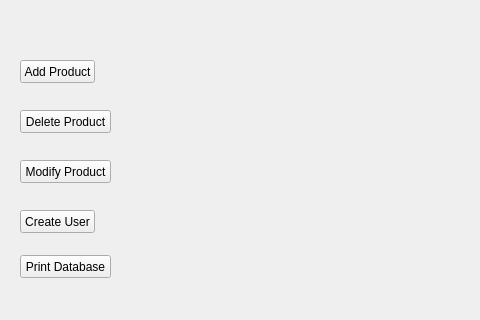
This is InvGUI/invmain.ui in scottoberman/CSUFDevs as Qt 5 draws it before an edit; both pictures show x 0 to 480 and y 0 to 320 of the 1377 by 692 pixel window. The edited form follows.
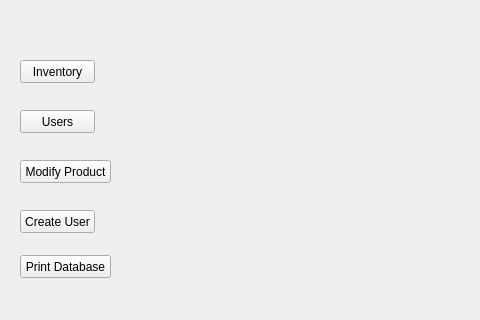
This is the edited form.

Diff of the .ui file:
```diff
--- a/InvGUI/invmain.ui
+++ b/InvGUI/invmain.ui
@@ -72,7 +72,7 @@
     </size>
    </property>
    <property name="text">
-    <string>Add Product</string>
+    <string>Inventory</string>
    </property>
   </widget>
   <widget class="QPushButton" name="Page2Button">
@@ -80,24 +80,24 @@
     <rect>
      <x>20</x>
      <y>110</y>
-     <width>91</width>
+     <width>75</width>
      <height>23</height>
     </rect>
    </property>
    <property name="minimumSize">
     <size>
-     <width>91</width>
+     <width>75</width>
      <height>23</height>
     </size>
    </property>
    <property name="maximumSize">
     <size>
-     <width>91</width>
+     <width>75</width>
      <height>23</height>
     </size>
    </property>
    <property name="text">
-    <string>Delete Product</string>
+    <string>Users</string>
    </property>
   </widget>
   <widget class="QPushButton" name="pushButton">
```
